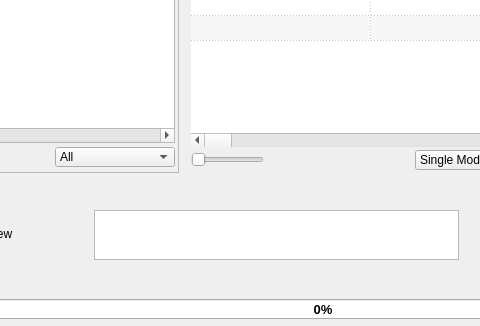
Qt form app/mainwindow.ui (CineEncoder/cine-encoder) before a commit; both pictures show x 93 to 573 and y 350 to 676 of the 951 by 676 pixel window.
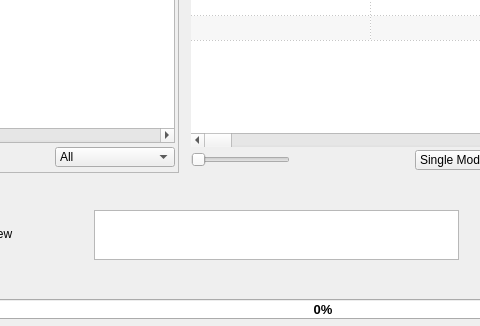
The same form after that commit. Icons and pictures are not drawn.

Commit message: Update scale slider

```diff
--- a/app/mainwindow.ui
+++ b/app/mainwindow.ui
@@ -5538,7 +5538,7 @@
                  </property>
                 </spacer>
                </item>
-               <item row="5" column="1" colspan="7">
+               <item row="5" column="1" colspan="8">
                 <widget class="QSlider" name="horizontalSlider_resize">
                  <property name="minimumSize">
                   <size>
```
The commit also changes 7 other files.
